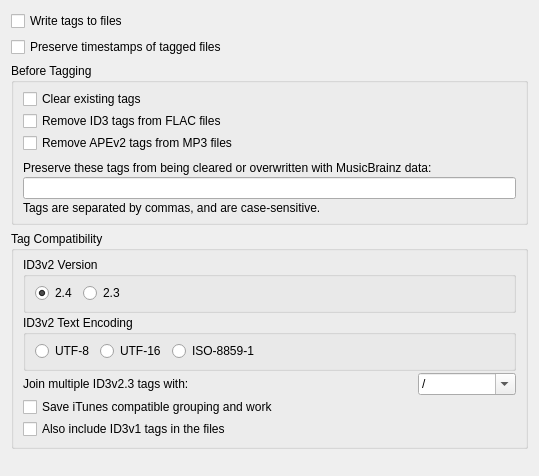
Before: the Qt Designer form ui/options_tags.ui in metabrainz/picard, drawn with Qt 5.
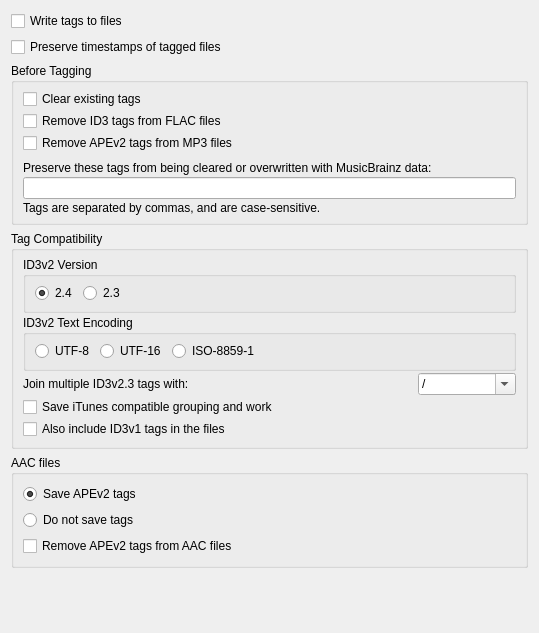
After: the same form once the commit is applied.

The edit to the form file:
```diff
--- a/ui/options_tags.ui
+++ b/ui/options_tags.ui
@@ -7,7 +7,7 @@
     <x>0</x>
     <y>0</y>
     <width>539</width>
-    <height>476</height>
+    <height>633</height>
    </rect>
   </property>
   <layout class="QVBoxLayout">
@@ -300,6 +300,39 @@
      </layout>
     </widget>
    </item>
+   <item>
+    <widget class="QGroupBox" name="aac_tags">
+     <property name="title">
+      <string>AAC files</string>
+     </property>
+     <layout class="QVBoxLayout" name="verticalLayout">
+      <item>
+       <widget class="QRadioButton" name="aac_save_ape">
+        <property name="text">
+         <string>Save APEv2 tags</string>
+        </property>
+        <property name="checked">
+         <bool>true</bool>
+        </property>
+       </widget>
+      </item>
+      <item>
+       <widget class="QRadioButton" name="aac_no_tags">
+        <property name="text">
+         <string>Do not save tags</string>
+        </property>
+       </widget>
+      </item>
+      <item>
+       <widget class="QCheckBox" name="remove_ape_from_aac">
+        <property name="text">
+         <string>Remove APEv2 tags from AAC files</string>
+        </property>
+       </widget>
+      </item>
+     </layout>
+    </widget>
+   </item>
    <item>
     <spacer name="spacer">
      <property name="orientation">
```
